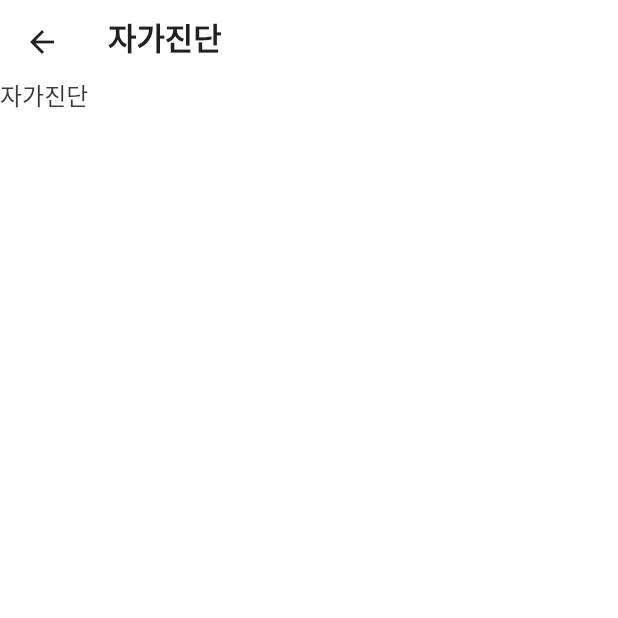
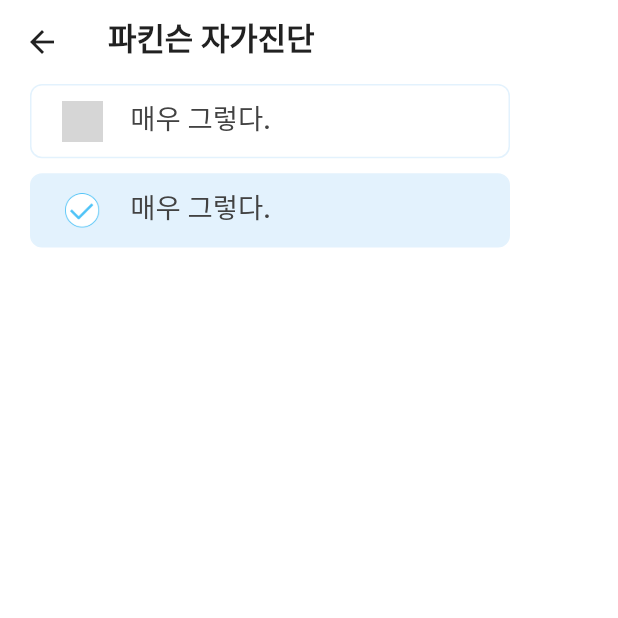
Before and after one commit to ReaflaORG/dr-parkinsons-getx-flutter, a Flutter app: the DiagnosisView screen opened by its route, on a phone screen of 412 x 824 dp, the top half of it. Run offline on Flutter 3.47's test engine with Material 2 defaults, Android fonts, the phone set to English and light mode, and no system bars; our stand-ins replace carousel_slider, firebase_messaging, flutter_dotenv, flutter_local_notifications, flutter_screenutil, fluttertoast and 6 more; accounts and stored records are empty; Roboto replaces fonts that are missing (NotoSansKR, SUIT); project files that could hold a hidden picture were left out; grey boxes are pictures that could not be loaded.

```diff
--- a/lib/app/modules/diagnosis/view/diagnosis_view.dart
+++ b/lib/app/modules/diagnosis/view/diagnosis_view.dart
@@ -1,4 +1,5 @@
 import 'package:flutter/material.dart';
+import 'package:flutter_screenutil/flutter_screenutil.dart';
 import 'package:get/get.dart';
 
 import '../../../theme/colors.dart';
@@ -22,13 +23,99 @@ class DiagnosisView extends GetView<DiagnosisController> {
           elevation: 0,
           shadowColor: Colors.white,
           title: Text(
-            '자가진단',
+            '파킨슨 자가진단',
             style: TextPath.Heading2F18W600.copyWith(
               color: ColorPath.TextGrey1H212121,
             ),
           ),
           backgroundColor: Colors.white,
         ),
-        body: const Text('자가진단'),
+        body: SingleChildScrollView(
+          child: Column(
+            mainAxisAlignment: MainAxisAlignment.center,
+            crossAxisAlignment: CrossAxisAlignment.end,
+            mainAxisSize: MainAxisSize.min,
+            children: [
+              Padding(
+                padding: const EdgeInsets.symmetric(horizontal: 20),
+                child: Column(
+                  mainAxisAlignment: MainAxisAlignment.center,
+                  crossAxisAlignment: CrossAxisAlignment.center,
+                  children: [
+                    Container(
+                      padding: const EdgeInsets.symmetric(
+                          horizontal: 20, vertical: 10),
+                      width: 320,
+                      decoration: BoxDecoration(
+                        border: Border.all(color: ColorPath.PrimaryLightColor),
+                        borderRadius: const BorderRadius.all(
+                          Radius.circular(8),
+                        ),
+                      ),
+                      child: Row(
+                        children: [
+                          Container(
+                            alignment: Alignment.centerLeft,
+                            width: 40.w,
+                            child: SizedBox(
+                              width: 24.w,
+                              height: 24.w,
+                              child: Image.asset(
+                                  'assets/images/icons/2d/24false.png'),
+                            ),
+                          ),
+                          Expanded(
+                            child: Text(
+                              '매우 그렇다.',
+                              style: TextPath.TextF16W500.copyWith(
+                                color: ColorPath.TextGrey2H424242,
+                              ),
+                            ),
+                          )
+                        ],
+                      ),
+                    ),
+                    SizedBox(
+                      height: 10,
+                    ),
+                    Container(
+                      padding: const EdgeInsets.symmetric(
+                          horizontal: 20, vertical: 10),
+                      width: 320,
+                      decoration: BoxDecoration(
+                          border:
+                              Border.all(color: ColorPath.PrimaryLightColor),
+                          borderRadius: const BorderRadius.all(
+                            Radius.circular(8),
+                          ),
+                          color: ColorPath.PrimaryLightColor),
+                      child: Row(
+                        children: [
+                          Container(
+                            alignment: Alignment.centerLeft,
+                            width: 40.w,
+                            child: SizedBox(
+                              width: 24.w,
+                              height: 24.w,
+                              child: Image.asset(
+                                  'assets/images/icons/2d/24true.png'),
+                            ),
+                          ),
+                          Expanded(
+                              child: Text(
+                            '매우 그렇다.',
+                            style: TextPath.TextF16W500.copyWith(
+                              color: ColorPath.TextGrey2H424242,
+                            ),
+                          )),
+                        ],
+                      ),
+                    ),
+                  ],
+                ),
+              ),
+            ],
+          ),
+        ),
       );
 }
--- a/lib/app/modules/healthcare/view/healthcare_view.dart
+++ b/lib/app/modules/healthcare/view/healthcare_view.dart
@@ -44,7 +44,7 @@ class HealthCareView extends GetView<HealthCareController> {
           body: SingleChildScrollView(
             child: Column(
               children: [
-                Container(
+                Padding(
                   padding: const EdgeInsets.symmetric(horizontal: 20),
                   child: Column(
                     children: [
--- a/lib/app/modules/healthcare/widgets/drugmisuse_infobox.dart
+++ b/lib/app/modules/healthcare/widgets/drugmisuse_infobox.dart
@@ -30,7 +30,8 @@ class DrugMisuseInfoBox extends StatelessWidget {
           ),
           child: Text(
             box.title,
-            style: TextPath.TextF13W500,
+            style: TextPath.TextF13W500.copyWith(
+                color: ColorPath.TextGrey1H212121),
           ),
         ),
         Container(
@@ -46,7 +47,8 @@ class DrugMisuseInfoBox extends StatelessWidget {
           ),
           child: Text(
             box.text,
-            style: TextPath.TextF13W500,
+            style: TextPath.TextF13W500.copyWith(
+                color: ColorPath.TextGrey2H424242),
           ),
         )
       ],
--- a/lib/app/modules/medicine/widget/medicine_btn.dart
+++ b/lib/app/modules/medicine/widget/medicine_btn.dart
@@ -42,7 +42,8 @@ class MedicineBtn extends StatelessWidget {
               alignment: Alignment.center,
               child: Text(
                 item.name,
-                style: TextPath.TextF16W500,
+                style: TextPath.TextF16W500.copyWith(
+                    color: ColorPath.TextGrey1H212121),
               ),
             ),
           ],
```
Also changed, not shown: lib/app/modules/healthcare/view/drugmisuse_view.dart (+6 -3 lines), lib/app/modules/medicine/view/medicine_info_view.dart (+32 -2 lines), assets/images/icons/2d/24False.png (added), assets/images/icons/2d/24true.png (added).
